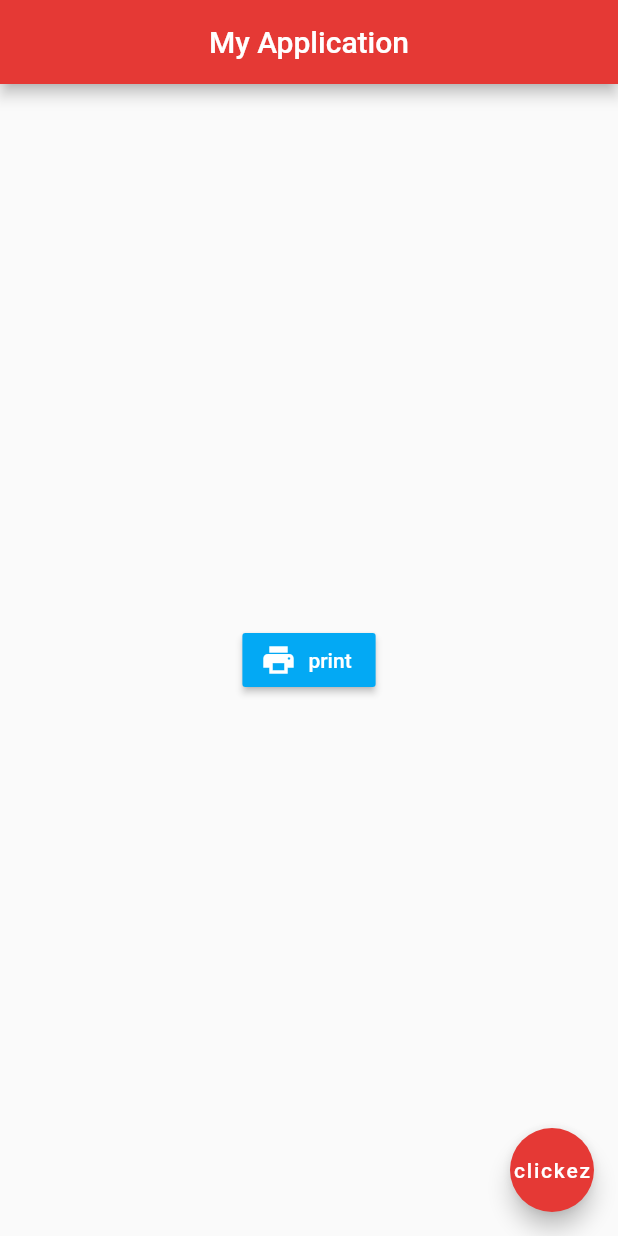
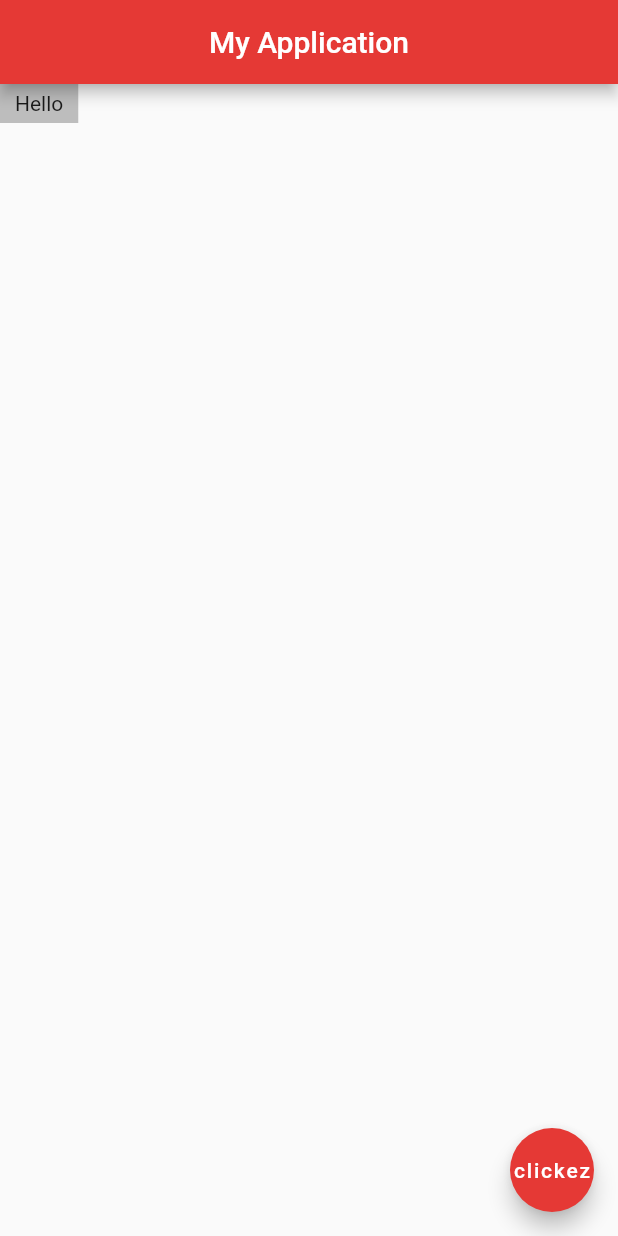
Before and after one commit to Mohammed-Benotmane/learning_flutter, a Flutter app: the screen it shows after launch, on a phone screen of 412 x 824 dp. Run offline on Flutter 3.47's test engine with Material 2 defaults, Android fonts, the phone set to English and light mode, and no system bars.

Commit message:
adding padding

```diff
--- a/lib/main.dart
+++ b/lib/main.dart
@@ -13,19 +13,10 @@ class Home extends StatelessWidget {
         centerTitle: true,
         backgroundColor: Colors.red[600],
       ),
-      body: Center(
-        child: RaisedButton.icon(
-            onPressed: (){
-              print('you clicked the button');
-            },
-            icon: Icon(
-              Icons.print,
-              color: Colors.white,
-            ),
-            label: Text('print'),
-            textColor: Colors.white,
-            color: Colors.lightBlue,
-        ),
+      body: Container(
+        padding: EdgeInsets.fromLTRB(10,5,10,5),
+        color: Colors.grey[400],
+        child: Text('Hello')
       ),
       floatingActionButton: FloatingActionButton(
         onPressed: (){},
```
